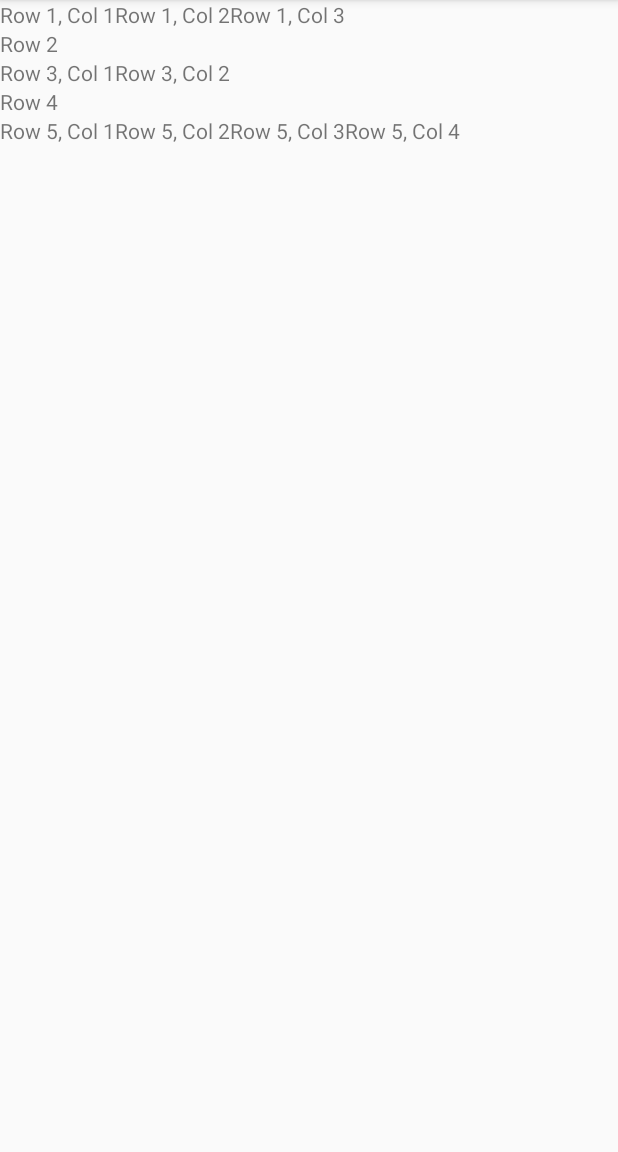
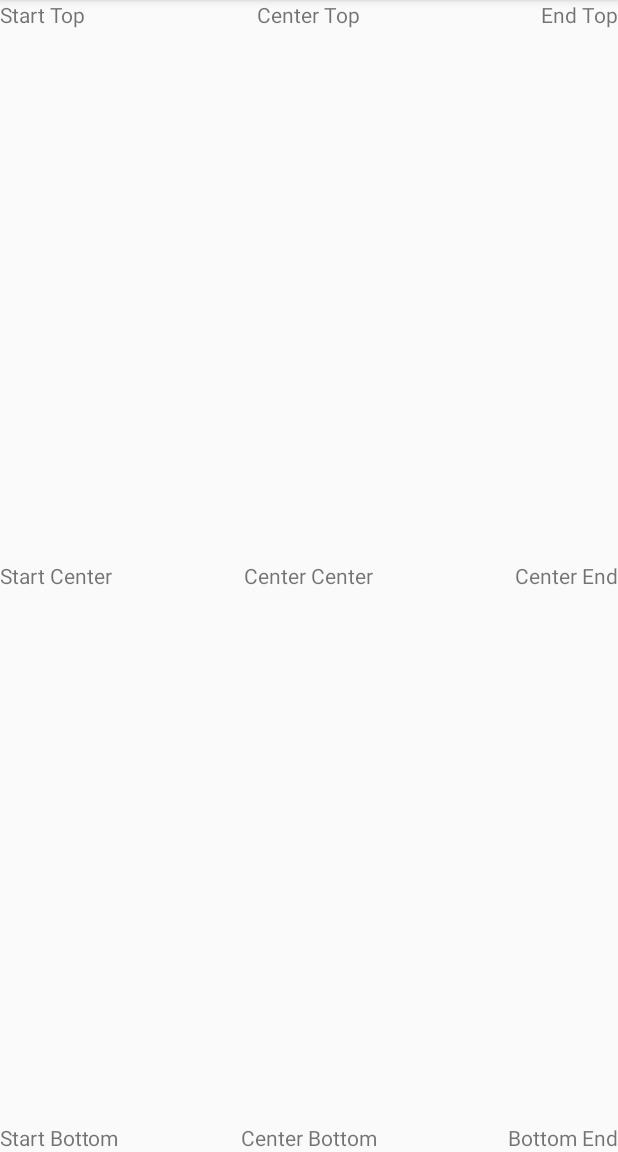
Before and after one commit to UmairJibran/android, an Android app: the screen it shows after launch (MainActivity), on a phone screen of 412 x 824 dp, the part 84-1236 px from its top. Run offline under Robolectric (Android 15) with nearby library versions, the phone set to English and light mode, and no system bars.

Commit message:
complete framelayout layout for assignment 3

```diff
--- a/Assignment3/app/src/main/res/layout/activity_main.xml
+++ b/Assignment3/app/src/main/res/layout/activity_main.xml
@@ -6,7 +6,7 @@
     android:layout_height="match_parent"
     tools:context=".MainActivity" >
 
-    <TableLayout
+    <FrameLayout
         android:layout_width="match_parent"
         android:layout_height="match_parent"
         app:layout_constraintBottom_toBottomOf="parent"
@@ -14,95 +14,67 @@
         app:layout_constraintStart_toStartOf="parent"
         app:layout_constraintTop_toTopOf="parent">
 
-        <TableRow
-            android:layout_width="match_parent"
-            android:layout_height="104dp" >
+        <TextView
+            android:id="@+id/textView20"
+            android:layout_width="wrap_content"
+            android:layout_height="wrap_content"
+            android:layout_gravity="start"
+            android:text="Start Top" />
 
         <TextView
-                android:id="@+id/textView"
+            android:id="@+id/textView21"
             android:layout_width="wrap_content"
             android:layout_height="wrap_content"
-                android:text="Row 1, Col 1" />
+            android:layout_gravity="center_horizontal"
+            android:text="Center Top" />
 
         <TextView
-                android:id="@+id/textView6"
+            android:id="@+id/textView22"
             android:layout_width="wrap_content"
             android:layout_height="wrap_content"
-                android:text="Row 1, Col 2" />
+            android:layout_gravity="center_horizontal|end"
+            android:text="End Top" />
 
         <TextView
-                android:id="@+id/textView7"
+            android:id="@+id/textView23"
             android:layout_width="wrap_content"
             android:layout_height="wrap_content"
-                android:text="Row 1, Col 3" />
-        </TableRow>
-
-        <TableRow
-            android:layout_width="match_parent"
-            android:layout_height="104dp" >
+            android:layout_gravity="center_vertical|end"
+            android:text="Center End" />
 
         <TextView
-                android:id="@+id/textView2"
+            android:id="@+id/textView24"
             android:layout_width="wrap_content"
             android:layout_height="wrap_content"
-                android:text="Row 2" />
-        </TableRow>
-
-        <TableRow
-            android:layout_width="match_parent"
-            android:layout_height="104dp" >
+            android:layout_gravity="center_horizontal|center_vertical"
+            android:text="Center Center" />
 
         <TextView
-                android:id="@+id/textView3"
+            android:id="@+id/textView25"
             android:layout_width="wrap_content"
             android:layout_height="wrap_content"
-                android:text="Row 3, Col 1" />
+            android:layout_gravity="start|center_vertical"
+            android:text="Start Center" />
 
         <TextView
-                android:id="@+id/textView8"
+            android:id="@+id/textView26"
             android:layout_width="wrap_content"
             android:layout_height="wrap_content"
-                android:text="Row 3, Col 2" />
-        </TableRow>
-
-        <TableRow
-            android:layout_width="match_parent"
-            android:layout_height="104dp" >
+            android:layout_gravity="bottom|end"
+            android:text="Bottom End" />
 
         <TextView
-                android:id="@+id/textView4"
+            android:id="@+id/textView27"
             android:layout_width="wrap_content"
             android:layout_height="wrap_content"
-                android:text="Row 4" />
-        </TableRow>
-
-        <TableRow
-            android:layout_width="match_parent"
-            android:layout_height="match_parent">
+            android:layout_gravity="bottom|center"
+            android:text="Center Bottom" />
 
         <TextView
-                android:id="@+id/textView9"
+            android:id="@+id/textView28"
             android:layout_width="wrap_content"
             android:layout_height="wrap_content"
-                android:text="Row 5, Col 1" />
-
-            <TextView
-                android:id="@+id/textView5"
-                android:layout_width="wrap_content"
-                android:layout_height="wrap_content"
-                android:text="Row 5, Col 2" />
-
-            <TextView
-                android:id="@+id/textView10"
-                android:layout_width="wrap_content"
-                android:layout_height="wrap_content"
-                android:text="Row 5, Col 3" />
-
-            <TextView
-                android:id="@+id/textView11"
-                android:layout_width="wrap_content"
-                android:layout_height="wrap_content"
-                android:text="Row 5, Col 4" />
-        </TableRow>
-    </TableLayout>
+            android:layout_gravity="bottom|start"
+            android:text="Start Bottom" />
+    </FrameLayout>
 </androidx.constraintlayout.widget.ConstraintLayout>
```
Lines whose indentation alone changed are shown as unchanged.
